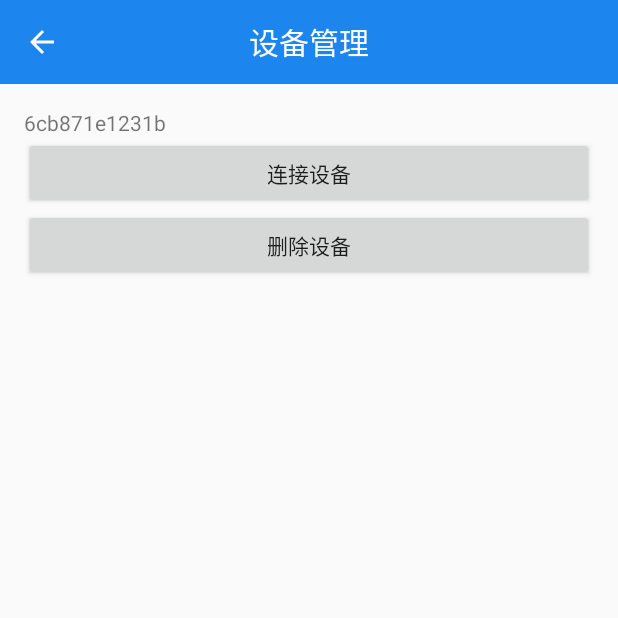
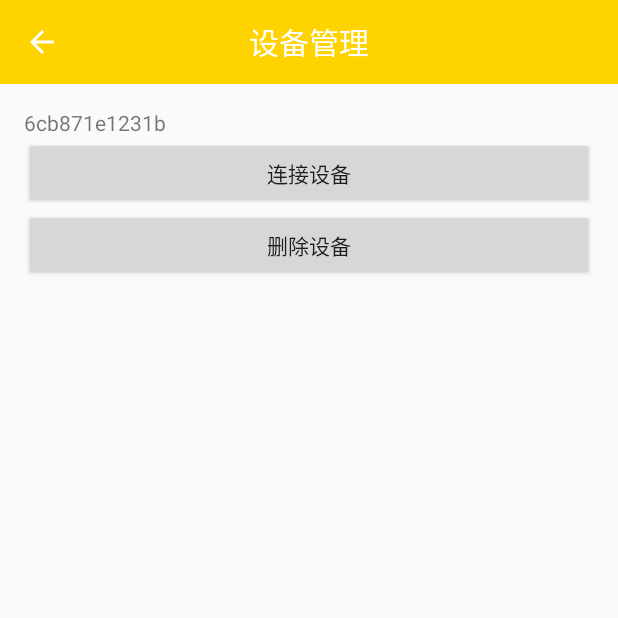
Before and after one commit to GuardiansOfTheSunrise/IntelligentNursing_Android, an Android app: the DeviceManagementActivity screen opened directly, with no data from a screen before it, on a phone screen of 412 x 824 dp, the top half of it. Run offline under Robolectric (Android 15) with nearby library versions, the light colour scheme and no system bars; our stand-ins replace RxJava; libraries missing offline, so code that uses them is left out: com.tbruyelle.rxpermissions2.

```diff
--- a/app/src/main/AndroidManifest.xml
+++ b/app/src/main/AndroidManifest.xml
@@ -38,6 +38,8 @@
         <activity android:name=".activity.DeviceControlActivity">
         </activity>
 
+        <service android:name="com.baidu.location.f" android:enabled="true" android:process=":remote"/>
+
         <receiver
             android:name="com.gots.intelligentnursing.receiver.BluetoothReceiver"
             android:enabled="true"
--- a/app/src/main/java/com/gots/intelligentnursing/activity/BaseActivity.java
+++ b/app/src/main/java/com/gots/intelligentnursing/activity/BaseActivity.java
@@ -1,5 +1,6 @@
 package com.gots.intelligentnursing.activity;
 
+import android.os.Build;
 import android.os.Bundle;
 import android.support.annotation.NonNull;
 import android.support.annotation.Nullable;
@@ -9,6 +10,7 @@ import com.gots.intelligentnursing.customview.TitleCenterToolbar;
 
 import android.view.LayoutInflater;
 import android.view.MenuItem;
+import android.view.View;
 import android.widget.LinearLayout;
 
 
@@ -59,6 +61,9 @@ public abstract class BaseActivity<P extends BasePresenter> extends AppCompatAct
     @Override
     protected void onCreate(@Nullable Bundle savedInstanceState) {
         super.onCreate(savedInstanceState);
+        if(Build.VERSION.SDK_INT >= Build.VERSION_CODES.M) {
+            getWindow().getDecorView().setSystemUiVisibility(View.SYSTEM_UI_FLAG_LIGHT_STATUS_BAR);
+        }
         mPresenter = createPresenter();
     }
 
--- a/app/src/main/java/com/gots/intelligentnursing/fragment/BaseFragment.java
+++ b/app/src/main/java/com/gots/intelligentnursing/fragment/BaseFragment.java
@@ -1,7 +1,6 @@
 package com.gots.intelligentnursing.fragment;
 
 import android.os.Bundle;
-import android.support.annotation.IdRes;
 import android.support.annotation.Nullable;
 import android.support.v4.app.Fragment;
 import android.view.LayoutInflater;
@@ -30,6 +29,7 @@ public abstract class BaseFragment<P extends BasePresenter> extends Fragment {
         return super.onCreateView(inflater, container, savedInstanceState);
     }
 
+
     /**
      * 用于创建Activity所对应的Presenter，在onCreate()中会被调用
      * @return 返回该Activity所对应的Presenter
--- a/app/src/main/java/com/gots/intelligentnursing/view/IMapPageView.java
+++ b/app/src/main/java/com/gots/intelligentnursing/view/IMapPageView.java
@@ -6,4 +6,6 @@ package com.gots.intelligentnursing.view;
  */
 
 public interface IMapPageView extends IFragmentView {
+    void onException(String msg);
+    void onInitDataSuccess();
 }
--- a/app/src/main/res/layout/activity_base_toolbar.xml
+++ b/app/src/main/res/layout/activity_base_toolbar.xml
@@ -11,7 +11,7 @@
         android:id="@+id/toolbar"
         android:layout_width="match_parent"
         android:layout_height="?attr/actionBarSize"
-        android:background="#1C86EE"
+        android:background="@color/colorPrimary"
         android:theme="@style/ThemeOverlay.AppCompat.Dark.ActionBar"
         app:popupTheme="@style/ThemeOverlay.AppCompat.Light"
         app:title=""
--- a/app/src/main/res/values/colors.xml
+++ b/app/src/main/res/values/colors.xml
@@ -1,8 +1,8 @@
 <?xml version="1.0" encoding="utf-8"?>
 <resources>
-    <color name="colorPrimary">#3F51B5</color>
-    <color name="colorPrimaryDark">#303F9F</color>
-    <color name="colorAccent">#3F51B5</color>
+    <color name="colorPrimary">#ffd300</color>
+    <color name="colorPrimaryDark">#ffd300</color>
+    <color name="colorAccent">#ffd300</color>
 
     <color name="bg_black">#000000</color>
     <color name="bg_white">#FFFFFF</color>
```
Also changed, not shown: app/src/main/java/com/gots/intelligentnursing/fragment/MapPageFragment.java (+33 -2 lines), app/src/main/java/com/gots/intelligentnursing/presenter/MapPagePresenter.java (+20 -0 lines), app/src/main/res/layout/fragment_page_main.xml (+5 -4 lines), app/src/main/res/layout/fragment_page_map.xml (+9 -10 lines), app/src/main/res/layout/fragment_page_nursing.xml (+5 -4 lines).
